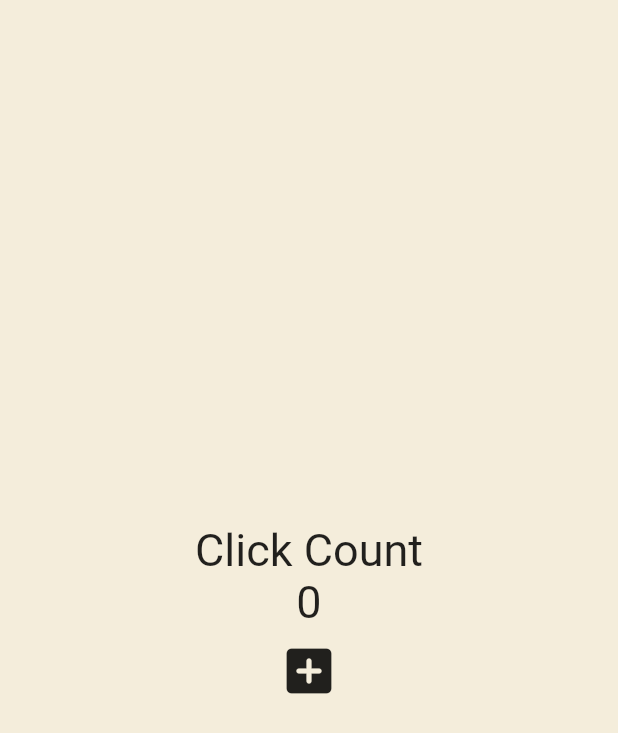
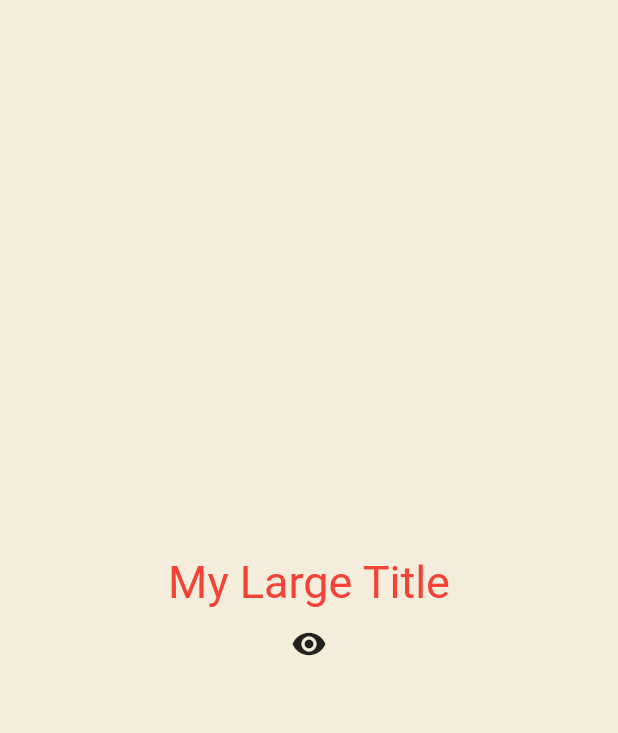
Before and after one commit to sh6137/toonflix, a Flutter app: the screen it shows after launch, on a phone screen of 412 x 824 dp. Shown: the top 733 px of the screen. Run offline on Flutter 3.47's test engine with Material 2 defaults, Android fonts, the phone set to English and light mode, and no system bars.

Commit message:
learn : context

```diff
--- a/lib/main.dart
+++ b/lib/main.dart
@@ -12,37 +12,36 @@ class MyApp extends StatefulWidget {
 }
 
 class _AppState extends State<MyApp> {
-  int counter = 0;
+// This widget is the root of your application.
+  bool showTitle = true;
 
-  void onClicked() {
-    counter = counter + 1;
+  void toggleTitle() {
+    setState(() {
+      showTitle = !showTitle;
+    });
   }
 
-// This widget is the root of your application.
   @override
   Widget build(BuildContext context) {
     return MaterialApp(
+      theme: ThemeData(
+        textTheme: const TextTheme(
+          titleLarge: TextStyle(
+            color: Colors.red,
+          ),
+        ),
+      ),
       home: Scaffold(
         backgroundColor: const Color(0xFFF4EDDB),
         body: Center(
           child: Column(
             mainAxisAlignment: MainAxisAlignment.center,
             children: [
-              const Text(
-                'Click Count',
-                style: TextStyle(fontSize: 30),
-              ),
-              Text(
-                '$counter',
-                style: const TextStyle(fontSize: 30),
-              ),
+              showTitle ? const MyLargeTitle() : const Text("nothing"),
               IconButton(
-                iconSize: 40,
-                onPressed: onClicked,
-                icon: const Icon(
-                  Icons.add_box_rounded,
-                ),
-              ),
+                onPressed: toggleTitle,
+                icon: const Icon(Icons.remove_red_eye),
+              )
             ],
           ),
         ),
@@ -50,3 +49,36 @@ class _AppState extends State<MyApp> {
     );
   }
 }
+
+class MyLargeTitle extends StatefulWidget {
+  const MyLargeTitle({
+    super.key,
+  });
+
+  @override
+  State<MyLargeTitle> createState() => _MyLargeTitleState();
+}
+
+class _MyLargeTitleState extends State<MyLargeTitle> {
+  @override
+  void initState() {
+    super.initState();
+  }
+
+  @override
+  void dispose() {
+    // TODO: implement dispose
+    super.dispose();
+  }
+
+  @override
+  Widget build(BuildContext context) {
+    return Text(
+      'My Large Title',
+      style: TextStyle(
+        fontSize: 30,
+        color: Theme.of(context).textTheme.titleLarge?.color,
+      ),
+    );
+  }
+}
```
